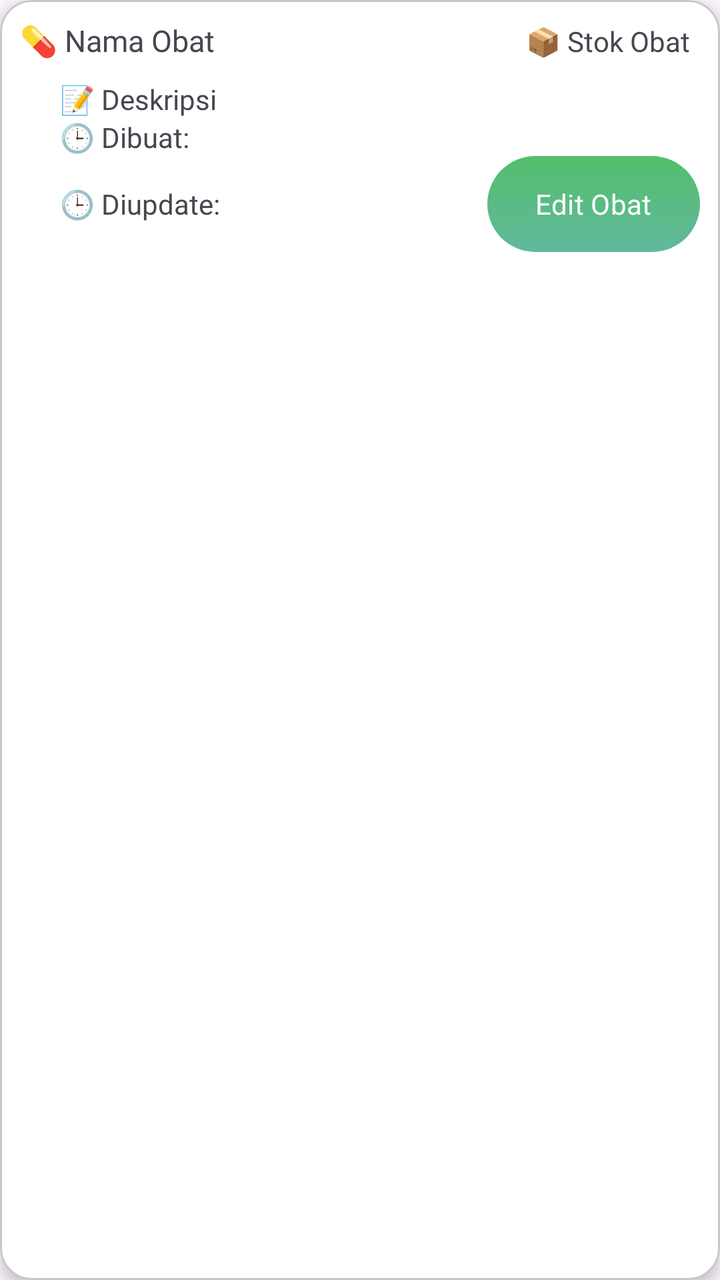
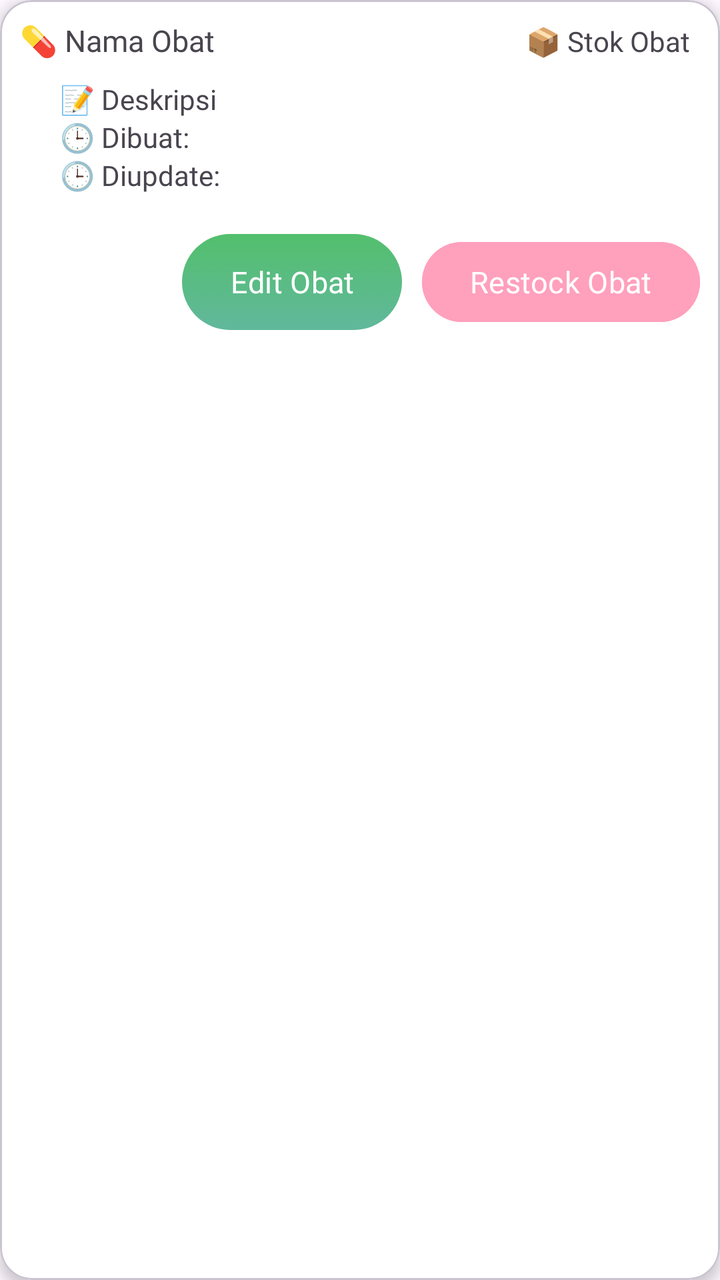

Compare the two renders of this Android layout. The source of the first and the diff that turns it into the second are given below.
<!-- AndroidManifest.xml: application theme Theme.PetikCare -->
<!-- res/layout/menu_obat.xml -->
<?xml version="1.0" encoding="utf-8"?>
<com.google.android.material.card.MaterialCardView xmlns:android="http://schemas.android.com/apk/res/android"
    android:layout_width="match_parent"
    android:layout_height="wrap_content"
    xmlns:app="http://schemas.android.com/apk/res-auto"
    android:layout_margin="10dp"
    app:cardCornerRadius="16dp"
    android:backgroundTint="@color/white"
    app:cardElevation="4dp">

    <LinearLayout
        android:layout_width="match_parent"
        android:layout_height="wrap_content"
        android:layout_margin="10dp"
        android:orientation="horizontal">

        <TextView
            android:id="@+id/tv_nama_obat"
            android:layout_width="0dp"
            android:layout_height="wrap_content"
            android:text="@string/nama_obat"
            android:layout_weight="1"
            android:fontFamily="@font/poppins_medium"
            android:textSize="15sp"/>

        <TextView
            android:id="@+id/tv_stok"
            android:layout_width="wrap_content"
            android:layout_height="wrap_content"
            android:text="@string/stok_obat"
            android:fontFamily="@font/poppins_medium"
            android:layout_marginEnd="5dp"/>

    </LinearLayout>

    <LinearLayout
        android:layout_width="match_parent"
        android:layout_height="wrap_content"
        android:layout_marginStart="30dp"
        android:layout_marginTop="40dp"
        android:orientation="vertical">

        <TextView
            android:id="@+id/tv_deskripsi"
            android:layout_width="wrap_content"
            android:layout_height="wrap_content"
            android:fontFamily="@font/poppins_medium"
            android:text="@string/description"/>

        <TextView
            android:id="@+id/tv_dibuat"
            android:layout_width="wrap_content"
            android:layout_height="wrap_content"
            android:fontFamily="@font/poppins_medium"
            android:text="@string/dibuat"/>

        <LinearLayout
            android:layout_width="match_parent"
            android:layout_height="wrap_content"
            android:layout_marginBottom="10dp"
            android:orientation="horizontal">

            <TextView
                android:id="@+id/tv_diupdate"
                android:layout_width="0dp"
                android:layout_weight="1"
                android:layout_height="wrap_content"
                android:fontFamily="@font/poppins_medium"
                android:text="@string/diupdate"/>

            <Button
                android:id="@+id/btn_edit"
                android:layout_width="wrap_content"
                android:layout_height="wrap_content"
                android:background="@drawable/btn_linear_green"
                app:backgroundTint="@null"
                android:fontFamily="@font/poppins_medium"
                android:text="@string/edit_obat"
                android:layout_marginEnd="10dp"/>
        </LinearLayout>

    </LinearLayout>
</com.google.android.material.card.MaterialCardView>
<!-- resources referenced by this layout -->
<resources>
  <color name="white">#FFFFFFFF</color>
  <!-- drawable btn_linear_green (drawable) -->
  <?xml version="1.0" encoding="utf-8"?>
  <selector xmlns:android="http://schemas.android.com/apk/res/android">
      <item android:state_pressed="true">
          <shape>
              <corners android:radius="30dp"/>
              <gradient
                  android:type="linear"
                  android:startColor="#3FAE5B"
                  android:endColor="#4AAE8D"
                  android:angle="270"/>
  
          </shape>
      </item>
      <item>
          <shape>
              <corners android:radius="30dp"/>
              <gradient
                  android:type="linear"
                  android:startColor="#53BF6C"
                  android:endColor="#61B89C"
                  android:angle="270"/>
          </shape>
      </item>
  </selector>
  <string name="description">📝 Deskripsi</string>
  <string name="dibuat">🕒 Dibuat:</string>
  <string name="diupdate">🕒 Diupdate:</string>
  <string name="edit_obat">Edit Obat</string>
  <string name="nama_obat">💊 Nama Obat</string>
  <string name="stok_obat">📦 Stok Obat</string>
  <style name="Theme.PetikCare" parent="Base.Theme.PetikCare" />
  <style name="Base.Theme.PetikCare" parent="Theme.Material3.DayNight.NoActionBar">
          
          
      </style>
</resources>

<!-- the commit's change to res/layout/menu_obat.xml (unified diff, before → after) -->
@@ -54,30 +54,44 @@
             android:fontFamily="@font/poppins_medium"
             android:text="@string/dibuat"/>
 
+        <TextView
+            android:id="@+id/tv_update"
+            android:layout_width="wrap_content"
+            android:layout_height="wrap_content"
+            android:text="@string/diupdate"
+            android:layout_marginEnd="20dp"
+            android:fontFamily="@font/poppins_medium"/>
+
         <LinearLayout
             android:layout_width="match_parent"
             android:layout_height="wrap_content"
+            android:gravity="end"
+            android:layout_marginTop="20dp"
             android:layout_marginBottom="10dp"
             android:orientation="horizontal">
 
-            <TextView
-                android:id="@+id/tv_diupdate"
-                android:layout_width="0dp"
-                android:layout_weight="1"
+            <com.google.android.material.button.MaterialButton
+                android:id="@+id/btn_edit_obat"
+                android:layout_width="wrap_content"
+                android:layout_height="wrap_content"
+                android:text="@string/edit_obat"
+                android:fontFamily="@font/poppins_medium"
+                android:textSize="15sp"
+                android:layout_marginEnd="10dp"
+                android:background="@drawable/btn_linear_green"
+                app:backgroundTint="@null"/>
+
+            <com.google.android.material.button.MaterialButton
+                android:id="@+id/btn_restock_obat"
+                android:layout_width="wrap_content"
                 android:layout_height="wrap_content"
                 android:fontFamily="@font/poppins_medium"
-                android:text="@string/diupdate"/>
-
-            <Button
-                android:id="@+id/btn_edit"
-                android:layout_width="wrap_content"
-                android:layout_height="wrap_content"
-                android:background="@drawable/btn_linear_green"
-                app:backgroundTint="@null"
-                android:fontFamily="@font/poppins_medium"
-                android:text="@string/edit_obat"
-                android:layout_marginEnd="10dp"/>
+                android:text="@string/restock_stok_obat"
+                android:backgroundTint="#FFA0BC"
+                app:cornerRadius="20dp"
+                android:textSize="15sp"
+                android:layout_marginEnd="10dp"
+                app:backgroundTint="@null"/>
         </LinearLayout>
-
     </LinearLayout>
 </com.google.android.material.card.MaterialCardView>
<!-- resource entries referenced after the edit -->
@@ -31,6 +31,7 @@
   <string name="diupdate">🕒 Diupdate:</string>
   <string name="edit_obat">Edit Obat</string>
   <string name="nama_obat">💊 Nama Obat</string>
+  <string name="restock_stok_obat">Restock Obat</string>
   <string name="stok_obat">📦 Stok Obat</string>
   <style name="Theme.PetikCare" parent="Base.Theme.PetikCare" />
   <style name="Base.Theme.PetikCare" parent="Theme.Material3.DayNight.NoActionBar">
